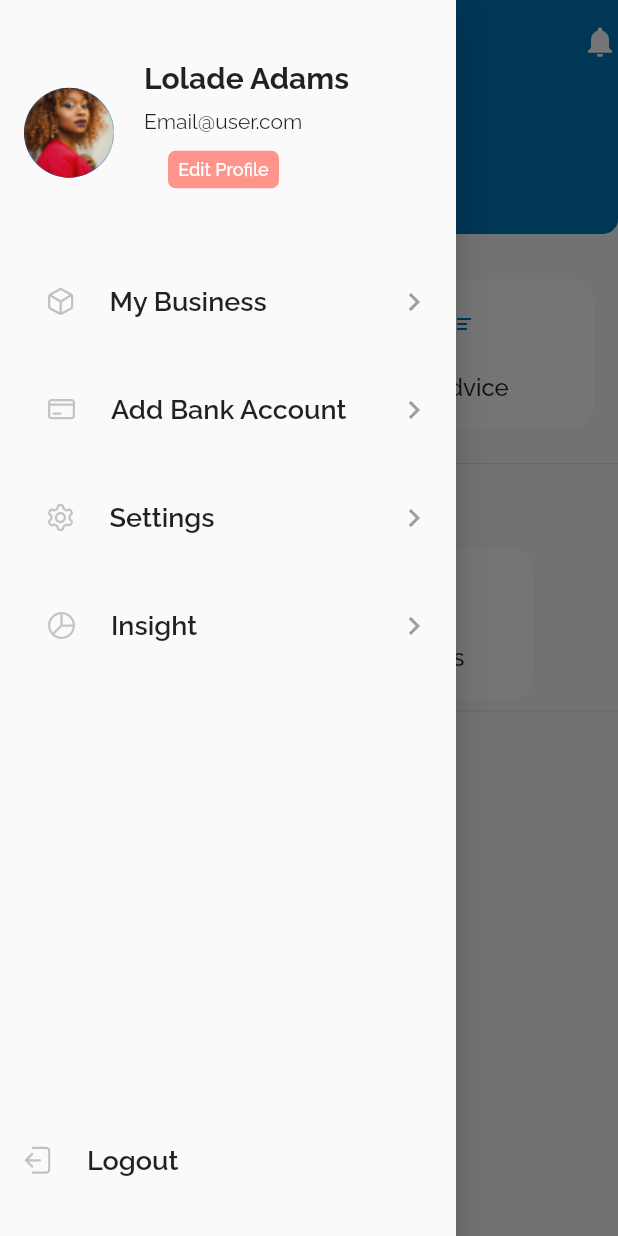
After one commit to Megadelafrika/iwise_frontend, a Flutter app: the IndividualDashboard screen opened directly, with the side drawer open, on a phone screen of 412 x 824 dp. The commit adds this screen. Run offline on Flutter 3.47's test engine with Material 2 defaults, Android fonts, the phone set to English and light mode, and no system bars; our stand-ins replace animated_text_kit, flutter_svg, google_fonts.

Commit message:
Indivduals dashboards

```diff
--- a/lib/components/colors.dart
+++ b/lib/components/colors.dart
@@ -1,5 +1,6 @@
 import 'package:flutter/material.dart';
 
   final mainColor = Color(0xff0076BC);
+  final backgroundColor=Color(0xffF7F9FC);
   final white = Color(0xffFFFFFF);
   final mainOpacity = Color(0xff00BCD8).withOpacity(0.3);
--- /dev/null
+++ b/lib/components/dashboardCard.dart
@@ -0,0 +1,51 @@
+import 'package:flutter/cupertino.dart';
+import 'package:flutter/material.dart';
+import 'package:flutter_svg/flutter_svg.dart';
+import 'colors.dart';
+
+class DashboardCard extends StatelessWidget {
+ final String title;
+  final String img;
+  final Function onpressed;
+  final Color iconColor;
+  final Color boxColor;
+
+
+  const DashboardCard({Key key, @required this.title, @required this.img, this.onpressed, this.iconColor, this.boxColor}) : super(key: key);
+  @override
+  Widget build(BuildContext context) {
+    return Expanded(
+      child: InkWell(
+        onTap: onpressed,
+        child: Container(
+          height: 100,
+          decoration: BoxDecoration(
+            color: white,
+            borderRadius: BorderRadius.circular(15),
+          ),
+          child: Padding(
+            padding: const EdgeInsets.all(12.0),
+            child: Column(
+              crossAxisAlignment: CrossAxisAlignment.start,
+              children: [
+                Container(
+                  width: 36,
+                  height: 36,
+                  decoration: BoxDecoration(
+                    shape: BoxShape.circle,
+                    color: boxColor,
+
+                  ),
+                  child: SvgPicture.asset(img,width: 16,height: 16,color:iconColor, fit: BoxFit.scaleDown,),
+                ),
+                SizedBox(height: 15,),
+                Text(title,style: TextStyle(fontSize: 16,fontWeight: FontWeight.w500),),
+              ],
+            ),
+          ),
+        ),
+
+      ),
+    );
+  }
+}
--- /dev/null
+++ b/lib/components/drawer.dart
@@ -0,0 +1,144 @@
+import 'package:flutter/cupertino.dart';
+import 'package:flutter/material.dart';
+import 'package:flutter_svg/flutter_svg.dart';
+import 'package:iwise/components/colors.dart';
+
+class CustomDrawer extends StatelessWidget {
+  String name = 'Lolade Adams';
+  String email = 'Email@user.com';
+  @override
+  Widget build(BuildContext context) {
+    return Drawer(
+      elevation: 10,
+      child: Stack(
+        children: [
+          Padding(
+            padding: const EdgeInsets.only(top: 40.0, left: 16),
+            child: Column(
+              crossAxisAlignment: CrossAxisAlignment.start,
+              children: [
+                Row(
+                  children: [
+                    CircleAvatar(
+                      backgroundImage: AssetImage('assets/avatar.png'),
+                      minRadius: 30,
+                    ),
+                    SizedBox(
+                      width: 20,
+                    ),
+                    Column(
+                      crossAxisAlignment: CrossAxisAlignment.start,
+                      mainAxisAlignment: MainAxisAlignment.start,
+                      children: [
+                        Text(
+                          name,
+                          style:
+                              TextStyle(fontSize: 20, fontWeight: FontWeight.bold),
+                        ),
+                        SizedBox(
+                          height: 10,
+                        ),
+                        Text(email),
+                        FlatButton(
+                            onPressed: null,
+                            child: Container(
+                              width: 74,
+                              height: 25,
+                              decoration: BoxDecoration(
+                                color: Color(0xffff958a),
+                                borderRadius: BorderRadius.circular(5),
+                              ),
+                              child: Center(
+                                  child: Text(
+                                'Edit Profile',
+                                style: TextStyle(color: white, fontSize: 12),
+                              )),
+                            )),
+                      ],
+                    )
+                  ],
+                ),
+                SizedBox(
+                  height: 40,
+                ),
+                DrawerProps(
+                  imgPath: 'assets/business.svg',
+                  title: 'My Business',
+                  onPress: () {},
+                ),
+                SizedBox(height: 24,),
+                DrawerProps(
+                  imgPath: 'assets/card.svg',
+                  title: 'Add Bank Account ',
+                  onPress: () {},
+                ),
+                SizedBox(height: 24,),
+                DrawerProps(
+                  imgPath: 'assets/settings.svg',
+                  title: 'Settings',
+                  onPress: () {},
+                ),
+                SizedBox(height: 24,),
+                DrawerProps(
+                  imgPath: 'assets/insight.svg',
+                  title: 'Insight',
+                  onPress: () {},
+                ),
+
+              ],
+            ),
+          ),
+          Positioned(
+            bottom: 40,
+            left: 16,
+            child: Row(
+              children: [
+                SvgPicture.asset('assets/logout.svg'),
+                SizedBox(width: 24,),
+                Text(
+                  'Logout',
+                  style: TextStyle(fontSize: 18, fontWeight: FontWeight.w600),
+                ),
+              ],
+            ),
+          )
+        ],
+      ),
+    );
+  }
+}
+
+class DrawerProps extends StatelessWidget {
+  final Function onPress;
+  final String title;
+  final String imgPath;
+
+  const DrawerProps({Key key, this.onPress, this.title, this.imgPath})
+      : super(key: key);
+  @override
+  Widget build(BuildContext context) {
+    return FlatButton(
+        onPressed: onPress,
+        child: Row(
+          mainAxisAlignment: MainAxisAlignment.spaceBetween,
+          children: [
+            Row(
+              children: [
+                SvgPicture.asset(imgPath),
+                SizedBox(
+                  width: 24,
+                ),
+                Text(
+                  title,
+                  style: TextStyle(fontSize: 18, fontWeight: FontWeight.w600),
+                ),
+              ],
+            ),
+            Icon(
+              Icons.chevron_right,
+              color: Colors.grey,
+            )
+          ],
+        ));
+  }
+}
--- /dev/null
+++ b/lib/screens/individualDashboard.dart
@@ -0,0 +1,142 @@
+import 'package:flutter/cupertino.dart';
+import 'package:flutter/material.dart';
+import 'package:iwise/components/colors.dart';
+import 'package:iwise/components/dashboardCard.dart';
+import 'package:iwise/components/drawer.dart';
+import 'package:iwise/screens/login.dart';
+
+class IndividualDashboard extends StatefulWidget {
+  @override
+  _IndividualDashboardState createState() => _IndividualDashboardState();
+}
+
+class _IndividualDashboardState extends State<IndividualDashboard> {
+  double points = 0.000;
+  String name = "Tee";
+  @override
+  Widget build(BuildContext context) {
+    return Scaffold(
+      appBar:AppBar(
+        elevation: 0,
+        backgroundColor: mainColor,
+        title: Text('Hi '+name,style: TextStyle(fontSize: 24),),
+        actions: [
+          Icon(
+            Icons.notifications,
+            color: white,
+          )
+        ],
+
+      ),
+      drawer: CustomDrawer(),
+      backgroundColor:backgroundColor,
+        body: SingleChildScrollView(
+        child: Column(
+          crossAxisAlignment: CrossAxisAlignment.start,
+          children: [
+            Container(
+              height: 100,
+              width: double.infinity,
+              decoration: BoxDecoration(
+                color: mainColor,
+                borderRadius: BorderRadius.only(
+                    bottomRight: Radius.circular(10),
+                    bottomLeft: Radius.circular(10)),
+              ),
+              child: Padding(
+                padding: const EdgeInsets.only(left:16,right: 24, top: 30),
+                child: Column(
+                  mainAxisAlignment: MainAxisAlignment.start,
+                  crossAxisAlignment: CrossAxisAlignment.start,
+                  children: [
+                    Text(
+                      'Point Earned',
+                      style: TextStyle(color: white.withOpacity(0.5), fontSize: 16),
+                    ),
+                    SizedBox(height: 12,),
+                    Row(
+                      children: [
+                        Image.asset('assets/coins.png'),
+                        SizedBox(width: 16,),
+                        Text(points.toString(),style: TextStyle(color: white,fontSize: 16),)
+                      ],
+                    )
+                  ],
+                ),
+              ),
+            ),
+            SizedBox(height: 30,),
+            Padding(
+              padding: const EdgeInsets.symmetric(horizontal:16.0),
+              child: Row(
+                children: [
+                    DashboardCard(
+                      img: 'assets/icon1.svg',
+                      title: 'Budget',
+                      onpressed: (){
+
+                      },
+                    ),
+                  SizedBox(width: 10,),
+                  DashboardCard(
+                    img: 'assets/icon2.svg',
+                    title: 'Tracker',
+                    onpressed: (){
+                    },
+                  ),
+                  SizedBox(width: 10,),
+                  DashboardCard(
+                    img: 'assets/icon2.svg',
+                    title: 'Advice',
+                    onpressed: (){
+                      Navigator.of(context).push(MaterialPageRoute(builder: (BuildContext context)=>Login()));
+                    },
+                  )
+                ],
+              ),
+            ),
+            SizedBox(height: 15,),
+            Divider(),
+            SizedBox(height: 10,),
+            Padding(
+              padding: const EdgeInsets.symmetric(horizontal:16.0),
+              child: Text('Coming Soon',style: TextStyle(fontSize: 16),),
+            ),
+            SizedBox(height: 20,),
+            Padding(
+              padding: const EdgeInsets.symmetric(horizontal:16.0),
+              child: Row(
+                children: [
+                  DashboardCard(
+                    img: 'assets/icon1.svg',
+                    iconColor: Color(0xff8D6C9F),
+                    boxColor: Color(0xff8D6C9F).withOpacity(0.1),
+                    title: 'Loans',
+
+                  ),
+                  SizedBox(width: 40,),
+                  DashboardCard(
+                    img: 'assets/icon2.svg',
+                    iconColor: Color(0xff8D6C9F),
+                    boxColor: Color(0xff8D6C9F).withOpacity(0.1),
+                    title: 'Investments',
+                  ),
+                  SizedBox(width: 40,),
+               ],
+              ),
+            ),
+
+            Divider(),
+            SizedBox(height: 24,),
+            Padding(
+              padding: const EdgeInsets.symmetric(horizontal: 16),
+              child: Text('No Activities Yet',style: TextStyle(fontSize: 16),),
+            ),
+            Center(child: Image.asset('assets/mirage-list-is-empty 2.png')),
+
+          ],
+        ),
+      ),
+    );
+  }
+}
```
Also changed, not shown: lib/screens/signUp.dart (+75 -12 lines), lib/textFieldsInputs.dart (+11 -19 lines), assets/avatar.png (added), assets/business.svg (added), assets/card.svg (added), assets/coins.png (added), assets/coins.svg (added), assets/hamburger.svg (added), assets/icon1.svg (added), assets/icon2.svg (added), assets/insight.svg (added), assets/logout.svg (added), assets/mirage-list-is-empty 2.png (added), assets/settings.svg (added).
